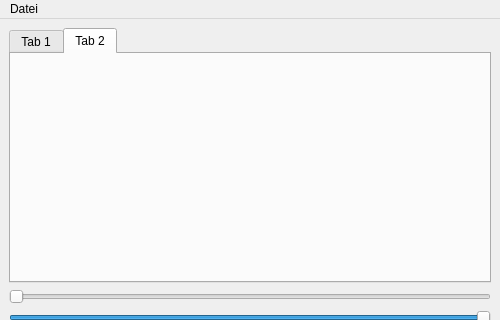
Above: mainwindow.ui from rclarsfull/ImageLight before the change; both pictures show x 0 to 500 and y 0 to 320 of the 500 by 500 pixel window. Below: the same form after it.
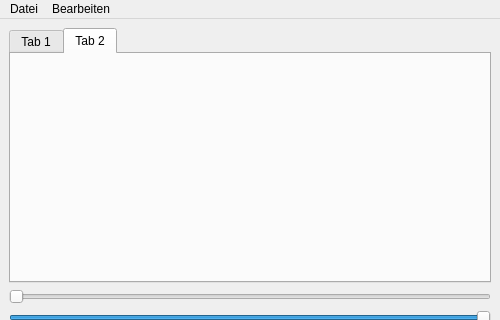
That is the form after the change.

Commit message: save as csv bugfixes and clear button Implemented

Patch:
```diff
--- a/mainwindow.ui
+++ b/mainwindow.ui
@@ -149,7 +149,14 @@
     <addaction name="actionSpeichern_unter"/>
     <addaction name="actionSaveDataAsCSV"/>
    </widget>
+   <widget class="QMenu" name="menuBearbeiten">
+    <property name="title">
+     <string>Bearbeiten</string>
+    </property>
+    <addaction name="actionClear"/>
+   </widget>
    <addaction name="menuDatei"/>
+   <addaction name="menuBearbeiten"/>
   </widget>
   <widget class="QStatusBar" name="statusbar"/>
   <action name="actionSpeichern_unter">
```
Left out of the diff: 22 changed lines with no effect on the pictures. The commit also changes 6 other files.
